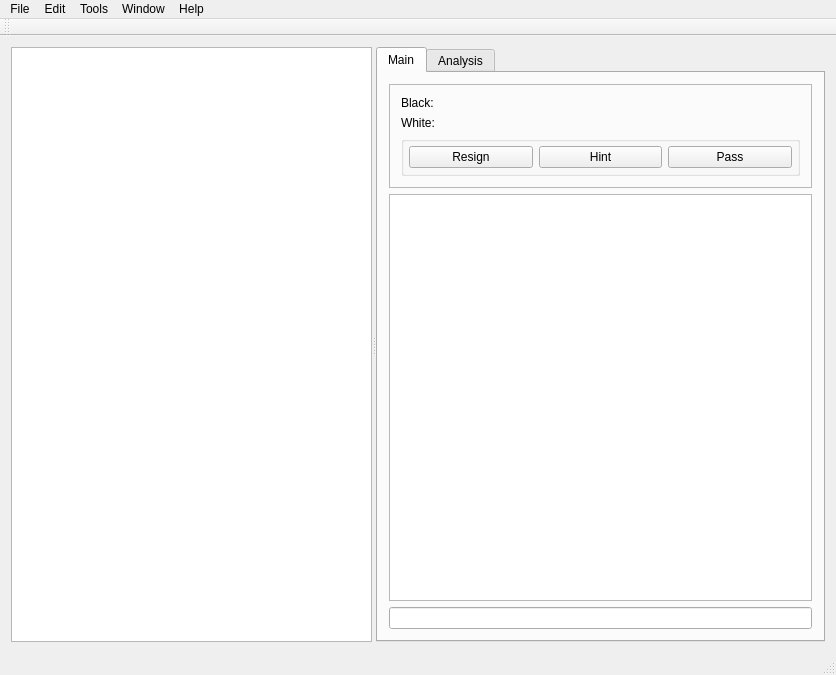
Above: mainwindow.ui from GregGarber/GoGoGo before the change. Below: the same form after it.
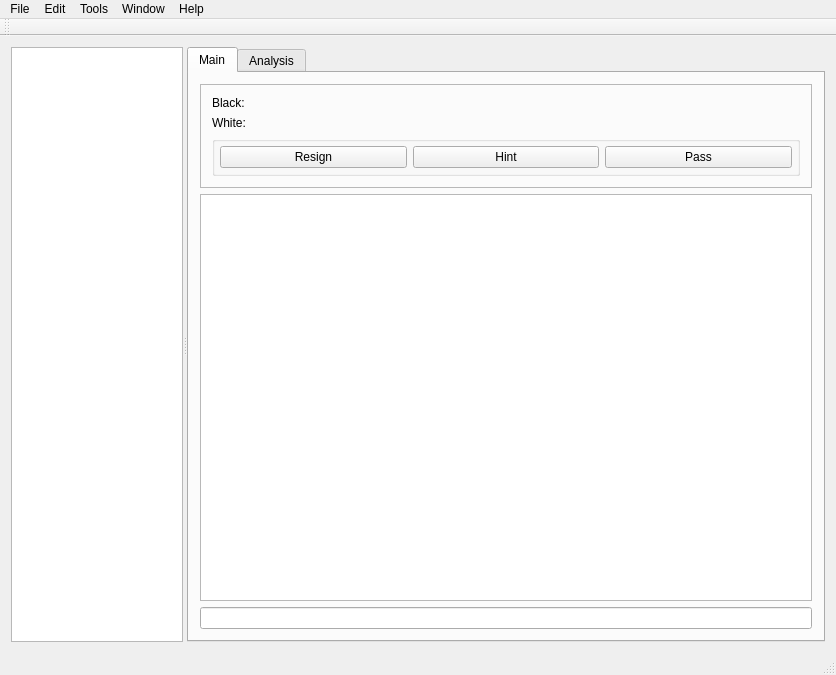
That is the form after the change. Custom widgets are drawn as their Qt base class.

Commit message: Draw the Go board grid, labels, scaling.

What changed in the file:
```diff
--- a/mainwindow.ui
+++ b/mainwindow.ui
@@ -17,6 +17,15 @@
    <layout class="QHBoxLayout" name="horizontalLayout">
     <item>
      <widget class="QSplitter" name="splitter">
+      <property name="enabled">
+       <bool>true</bool>
+      </property>
+      <property name="sizePolicy">
+       <sizepolicy hsizetype="Preferred" vsizetype="Preferred">
+        <horstretch>0</horstretch>
+        <verstretch>0</verstretch>
+       </sizepolicy>
+      </property>
       <property name="orientation">
        <enum>Qt::Horizontal</enum>
       </property>
@@ -27,6 +36,15 @@
        <property name="horizontalScrollBarPolicy">
         <enum>Qt::ScrollBarAlwaysOff</enum>
        </property>
+       <property name="sizeAdjustPolicy">
+        <enum>QAbstractScrollArea::AdjustToContents</enum>
+       </property>
+       <property name="renderHints">
+        <set>QPainter::Antialiasing|QPainter::TextAntialiasing</set>
+       </property>
+       <property name="cacheMode">
+        <set>QGraphicsView::CacheBackground</set>
+       </property>
       </widget>
       <widget class="QTabWidget" name="tabWidget">
        <property name="currentIndex">
```
Left out of the diff: 2 changed lines with no effect on the pictures. The commit also changes 2 other files.
